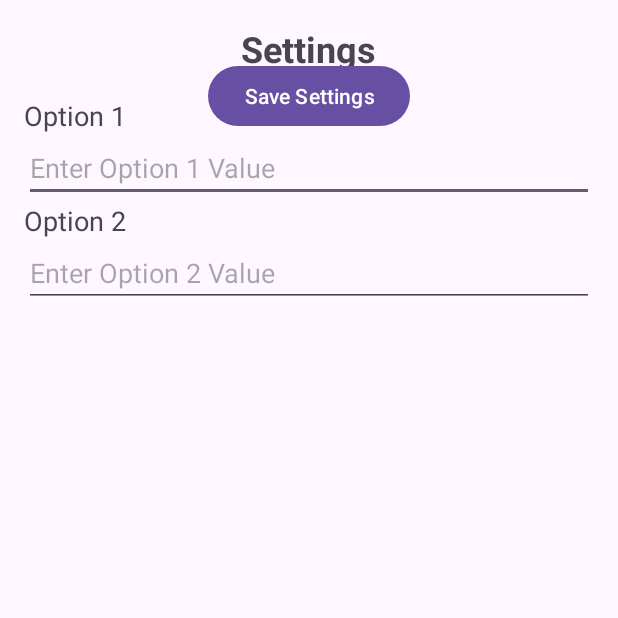
After one commit to Rosy-123-user/MobileS2110962, an Android app: the fragment SettingsFragment shown on its own in the app's theme, on a phone screen of 412 x 824 dp, the top half of it. The commit adds this screen. Run offline under Robolectric (Android 15) with nearby library versions, the phone set to English and light mode, and no system bars.

Commit message:
This is my mobile app FINAL

```diff
--- a/app/src/main/java/com/example/niyigaba_roseline_s2110962/CitiesPage.java
+++ b/app/src/main/java/com/example/niyigaba_roseline_s2110962/CitiesPage.java
@@ -1,5 +1,6 @@
 package com.example.niyigaba_roseline_s2110962;
-
+//Names:Niyigaba_Roseline
+//StudentId:S2110962
 import android.location.Address;
 import android.location.Geocoder;
 import android.os.Bundle;
--- a/app/src/main/java/com/example/niyigaba_roseline_s2110962/Settings.java
+++ b/app/src/main/java/com/example/niyigaba_roseline_s2110962/Settings.java
@@ -1,4 +1,5 @@
 package com.example.niyigaba_roseline_s2110962;
-
+//Names:Niyigaba_Roseline
+//StudentId:S2110962
 public class Settings {
 }
--- /dev/null
+++ b/app/src/main/java/com/example/niyigaba_roseline_s2110962/SettingsFragment.java
@@ -0,0 +1,20 @@
+package com.example.niyigaba_roseline_s2110962;
+
+import android.os.Bundle;
+import android.view.LayoutInflater;
+import android.view.View;
+import android.view.ViewGroup;
+
+import androidx.annotation.NonNull;
+import androidx.annotation.Nullable;
+import androidx.fragment.app.Fragment;
+
+public class SettingsFragment extends Fragment {
+    @Nullable
+    @Override
+    public View onCreateView(@NonNull LayoutInflater inflater, @Nullable ViewGroup container, @Nullable Bundle savedInstanceState) {
+        View view = inflater.inflate(R.layout.settings, container, false);
+        // Initialize and set up your settings fragment UI components and logic here
+        return view;
+    }
+}
--- a/app/src/main/res/layout/cities.xml
+++ b/app/src/main/res/layout/cities.xml
@@ -1,4 +1,6 @@
 <?xml version="1.0" encoding="utf-8"?>
+<!--    //Names:Niyigaba_Roseline-->
+<!--    //StudentId:S2110962-->
 <RelativeLayout xmlns:android="http://schemas.android.com/apk/res/android"
     android:layout_width="match_parent"
     android:layout_height="match_parent"
--- a/app/src/main/res/layout/settings.xml
+++ b/app/src/main/res/layout/settings.xml
@@ -1,6 +1,74 @@
 <?xml version="1.0" encoding="utf-8"?>
+<!--    //Names:Niyigaba_Roseline-->
+<!--    //StudentId:S2110962-->
 <androidx.constraintlayout.widget.ConstraintLayout xmlns:android="http://schemas.android.com/apk/res/android"
+    xmlns:tools="http://schemas.android.com/tools"
     android:layout_width="match_parent"
     android:layout_height="match_parent">
 
+    <RelativeLayout
+        android:layout_width="match_parent"
+        android:layout_height="match_parent"
+        android:padding="16dp">
+
+        <TextView
+            android:id="@+id/settings_title"
+            android:layout_width="wrap_content"
+            android:layout_height="wrap_content"
+            android:text="Settings"
+            android:textSize="24sp"
+            android:textStyle="bold"
+            android:layout_centerHorizontal="true"/>
+
+        <!-- Example settings options -->
+        <LinearLayout
+            android:layout_width="match_parent"
+            android:layout_height="wrap_content"
+            android:orientation="vertical"
+            android:layout_below="@id/settings_title"
+            android:layout_marginTop="16dp">
+
+            <TextView
+                android:id="@+id/option1_label"
+                android:layout_width="wrap_content"
+                android:layout_height="wrap_content"
+                android:text="Option 1"
+                android:textSize="18sp"/>
+
+            <EditText
+                android:id="@+id/option1_value"
+                android:layout_width="match_parent"
+                android:layout_height="wrap_content"
+                android:hint="Enter Option 1 Value"/>
+
+            <TextView
+                android:id="@+id/option2_label"
+                android:layout_width="wrap_content"
+                android:layout_height="wrap_content"
+                android:text="Option 2"
+                android:textSize="18sp"/>
+
+            <EditText
+                android:id="@+id/option2_value"
+                android:layout_width="match_parent"
+                android:layout_height="wrap_content"
+                android:hint="Enter Option 2 Value"/>
+
+            <!-- Add more settings options as needed -->
+        </LinearLayout>
+
+        <!-- Save button -->
+        <Button
+            android:id="@+id/save_button"
+            android:layout_width="wrap_content"
+            android:layout_height="wrap_content"
+            android:text="Save Settings"
+            android:layout_below="@id/settings_options"
+            android:layout_centerHorizontal="true"
+            android:layout_marginTop="24dp"
+            tools:ignore="UnknownId" />
+
+    </RelativeLayout>
+
+
 </androidx.constraintlayout.widget.ConstraintLayout>
--- a/app/src/main/res/layout/three_day_forecast.xml
+++ b/app/src/main/res/layout/three_day_forecast.xml
@@ -1,4 +1,6 @@
 <?xml version="1.0" encoding="utf-8"?>
+<!--    //Names:Niyigaba_Roseline-->
+<!--    //StudentId:S2110962-->
 <androidx.constraintlayout.widget.ConstraintLayout xmlns:android="http://schemas.android.com/apk/res/android"
     xmlns:tools="http://schemas.android.com/tools"
     android:layout_width="match_parent"
--- a/app/src/main/res/menu/bottom_nav_menu.xml
+++ b/app/src/main/res/menu/bottom_nav_menu.xml
@@ -1,4 +1,6 @@
 <?xml version="1.0" encoding="utf-8"?>
+<!--    //Names:Niyigaba_Roseline-->
+<!--    //StudentId:S2110962-->
 <menu xmlns:android="http://schemas.android.com/apk/res/android">
     <item
         android:id="@+id/menu_home"
--- a/app/src/main/res/values/ids.xml
+++ b/app/src/main/res/values/ids.xml
@@ -6,4 +6,5 @@
     <item name="max_temp_text" type="id" />
     <item name="min_temp_text" type="id" />
     <item name="date_text" type="id" />
+    <item name="settings_options" type="id" />
 </resources>
```
Also changed, not shown: app/src/main/java/com/example/niyigaba_roseline_s2110962/CitiesFragment.java (added, +21 -0 lines), app/src/main/java/com/example/niyigaba_roseline_s2110962/HomeFragment.java (added, +20 -0 lines), app/src/main/java/com/example/niyigaba_roseline_s2110962/MainActivity.java (+190 -144 lines), app/src/main/java/com/example/niyigaba_roseline_s2110962/MenuIds.java (added, +7 -0 lines), app/src/main/java/com/example/niyigaba_roseline_s2110962/Model.java (+27 -26 lines), app/src/main/java/com/example/niyigaba_roseline_s2110962/WeatherData.java (+76 -75 lines), app/src/main/res/layout/activity_main.xml (+10 -4 lines).
